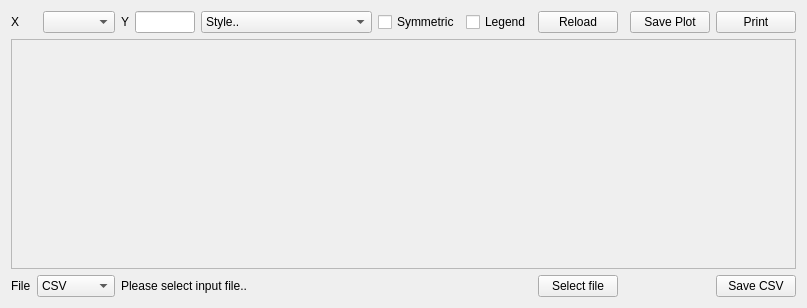
Above: src/ui/QGCDataPlot2D.ui from mavlink/qgroundcontrol before the change. Below: the same form after it.
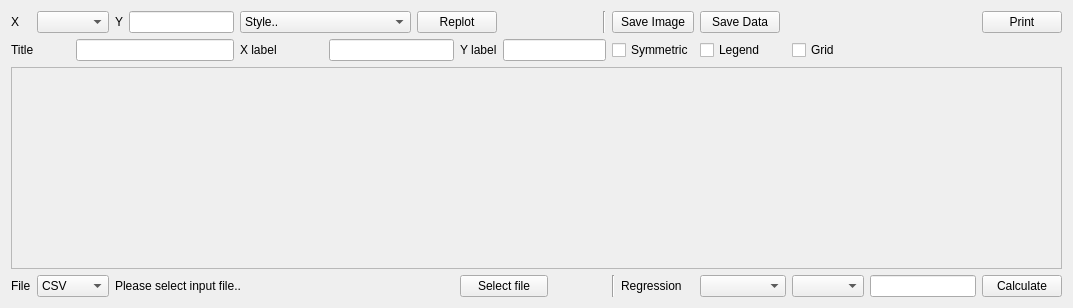
That is the form after the change.

Commit message: Significantly improved plotting, now capturing data in linechart allows limmediate processing / analysis of the whole flight

Diff of the .ui file:
```diff
--- a/src/ui/QGCDataPlot2D.ui
+++ b/src/ui/QGCDataPlot2D.ui
@@ -6,22 +6,22 @@
    <rect>
     <x>0</x>
     <y>0</y>
-    <width>807</width>
+    <width>1073</width>
     <height>308</height>
    </rect>
   </property>
   <property name="windowTitle">
    <string>Form</string>
   </property>
-  <layout class="QGridLayout" name="gridLayout" columnstretch="2,10,2,0,0,0,0,0,0,0,0,0,0">
-   <item row="0" column="0" colspan="2">
+  <layout class="QGridLayout" name="gridLayout">
+   <item row="0" column="0">
     <widget class="QLabel" name="label_2">
      <property name="text">
       <string>X</string>
      </property>
     </widget>
    </item>
-   <item row="0" column="2">
+   <item row="0" column="1" colspan="2">
     <widget class="QComboBox" name="xAxis"/>
    </item>
    <item row="0" column="3">
@@ -53,7 +53,12 @@
      </item>
      <item>
       <property name="text">
-       <string>Only dots</string>
+       <string>Only rectangles</string>
+      </property>
+     </item>
+     <item>
+      <property name="text">
+       <string>Only symbols</string>
       </property>
      </item>
      <item>
@@ -68,7 +73,12 @@
      </item>
      <item>
       <property name="text">
-       <string>Lines and dots</string>
+       <string>Lines and rects</string>
+      </property>
+     </item>
+     <item>
+      <property name="text">
+       <string>Lines and symbols</string>
       </property>
      </item>
      <item>
@@ -83,7 +93,7 @@
      </item>
      <item>
       <property name="text">
-       <string>Dotted lines and dots</string>
+       <string>Dotted lines and rects</string>
       </property>
      </item>
      <item>
@@ -98,39 +108,91 @@
      </item>
      <item>
       <property name="text">
-       <string>Dashed lines and dots</string>
+       <string>Dashed lines and rects</string>
       </property>
      </item>
     </widget>
    </item>
-   <item row="0" column="9">
+   <item row="0" column="7" colspan="2">
     <widget class="QPushButton" name="reloadButton">
      <property name="text">
-      <string>Reload</string>
+      <string>Replot</string>
      </property>
     </widget>
    </item>
-   <item row="0" column="10">
-    <spacer name="horizontalSpacer_2">
-     <property name="orientation">
-      <enum>Qt::Horizontal</enum>
-     </property>
-     <property name="sizeHint" stdset="0">
-      <size>
-       <width>40</width>
-       <height>20</height>
-      </size>
-     </property>
-    </spacer>
-   </item>
    <item row="0" column="11">
+    <widget class="Line" name="line">
+     <property name="orientation">
+      <enum>Qt::Vertical</enum>
+     </property>
+    </widget>
+   </item>
+   <item row="0" column="12" colspan="2">
     <widget class="QPushButton" name="savePlotButton">
      <property name="text">
-      <string>Save Plot</string>
+      <string>Save Image</string>
      </property>
     </widget>
    </item>
-   <item row="1" column="0" colspan="13">
+   <item row="0" column="19">
+    <widget class="QPushButton" name="printButton">
+     <property name="text">
+      <string>Print</string>
+     </property>
+    </widget>
+   </item>
+   <item row="1" column="0" colspan="2">
+    <widget class="QLabel" name="label_4">
+     <property name="text">
+      <string>Title</string>
+     </property>
+    </widget>
+   </item>
+   <item row="1" column="2" colspan="3">
+    <widget class="QLineEdit" name="plotTitle"/>
+   </item>
+   <item row="1" column="5">
+    <widget class="QLabel" name="label_5">
+     <property name="text">
+      <string>X label</string>
+     </property>
+    </widget>
+   </item>
+   <item row="1" column="6" colspan="2">
+    <widget class="QLineEdit" name="plotXAxisLabel"/>
+   </item>
+   <item row="1" column="8">
+    <widget class="QLabel" name="label_6">
+     <property name="text">
+      <string>Y label</string>
+     </property>
+    </widget>
+   </item>
+   <item row="1" column="9" colspan="3">
+    <widget class="QLineEdit" name="plotYAxisLabel"/>
+   </item>
+   <item row="1" column="12" colspan="2">
+    <widget class="QCheckBox" name="symmetricCheckBox">
+     <property name="text">
+      <string>Symmetric</string>
+     </property>
+    </widget>
+   </item>
+   <item row="1" column="14" colspan="2">
+    <widget class="QCheckBox" name="legendCheckBox">
+     <property name="text">
+      <string>Legend</string>
+     </property>
+    </widget>
+   </item>
+   <item row="1" column="16">
+    <widget class="QCheckBox" name="gridCheckBox">
+     <property name="text">
+      <string>Grid</string>
+     </property>
+    </widget>
+   </item>
+   <item row="2" column="0" colspan="20">
     <widget class="QFrame" name="plotFrame">
      <property name="frameShape">
       <enum>QFrame::StyledPanel</enum>
@@ -140,14 +202,14 @@
      </property>
     </widget>
    </item>
-   <item row="2" column="0">
+   <item row="3" column="0">
     <widget class="QLabel" name="label">
      <property name="text">
       <string>File</string>
      </property>
     </widget>
    </item>
-   <item row="2" column="1" colspan="2">
+   <item row="3" column="1" colspan="2">
     <widget class="QComboBox" name="inputFileType">
      <item>
       <property name="text">
@@ -166,61 +228,87 @@
      </item>
     </widget>
    </item>
-   <item row="2" column="3" colspan="4">
+   <item row="3" column="3" colspan="4">
     <widget class="QLabel" name="filenameLabel">
      <property name="text">
       <string>Please select input file..</string>
      </property>
     </widget>
    </item>
-   <item row="2" column="10">
-    <spacer name="horizontalSpacer">
-     <property name="orientation">
-      <enum>Qt::Horizontal</enum>
-     </property>
-     <property name="sizeHint" stdset="0">
-      <size>
-       <width>40</width>
-       <height>20</height>
-      </size>
-     </property>
-    </spacer>
-   </item>
-   <item row="0" column="12">
-    <widget class="QPushButton" name="printButton">
-     <property name="text">
-      <string>Print</string>
-     </property>
-    </widget>
-   </item>
-   <item row="2" column="12">
-    <widget class="QPushButton" name="saveCsvButton">
-     <property name="text">
-      <string>Save CSV</string>
-     </property>
-    </widget>
-   </item>
-   <item row="2" column="9">
+   <item row="3" column="8" colspan="2">
     <widget class="QPushButton" name="selectFileButton">
      <property name="text">
       <string>Select file</string>
      </property>
     </widget>
    </item>
-   <item row="0" column="7">
-    <widget class="QCheckBox" name="symmetricCheckBox">
+   <item row="3" column="10" colspan="2">
+    <spacer name="horizontalSpacer">
+     <property name="orientation">
+      <enum>Qt::Horizontal</enum>
+     </property>
+     <property name="sizeHint" stdset="0">
+      <size>
+       <width>40</width>
+       <height>20</height>
+      </size>
+     </property>
+    </spacer>
+   </item>
+   <item row="3" column="12">
+    <widget class="Line" name="line_2">
+     <property name="orientation">
+      <enum>Qt::Vertical</enum>
+     </property>
+    </widget>
+   </item>
+   <item row="3" column="13">
+    <widget class="QLabel" name="label_7">
      <property name="text">
-      <string>Symmetric</string>
+      <string>Regression</string>
      </property>
     </widget>
    </item>
-   <item row="0" column="8">
-    <widget class="QCheckBox" name="legendCheckBox">
+   <item row="3" column="14" colspan="2">
+    <widget class="QComboBox" name="xRegressionComboBox"/>
+   </item>
+   <item row="3" column="16" colspan="2">
+    <widget class="QComboBox" name="yRegressionComboBox"/>
+   </item>
+   <item row="3" column="19">
+    <widget class="QPushButton" name="regressionButton">
      <property name="text">
-      <string>Legend</string>
+      <string>Calculate</string>
      </property>
     </widget>
    </item>
+   <item row="3" column="18">
+    <widget class="QLineEdit" name="regressionOutput">
+     <property name="readOnly">
+      <bool>true</bool>
+     </property>
+    </widget>
+   </item>
+   <item row="0" column="14">
+    <widget class="QPushButton" name="saveCsvButton">
+     <property name="text">
+      <string>Save Data</string>
+     </property>
+    </widget>
+   </item>
+   <item row="0" column="9" colspan="2">
+    <spacer name="horizontalSpacer_2">
+     <property name="orientation">
+      <enum>Qt::Horizontal</enum>
+     </property>
+     <property name="sizeHint" stdset="0">
+      <size>
+       <width>40</width>
+       <height>20</height>
+      </size>
+     </property>
+    </spacer>
+   </item>
   </layout>
  </widget>
  <resources/>
```
The commit also changes 14 other files.
